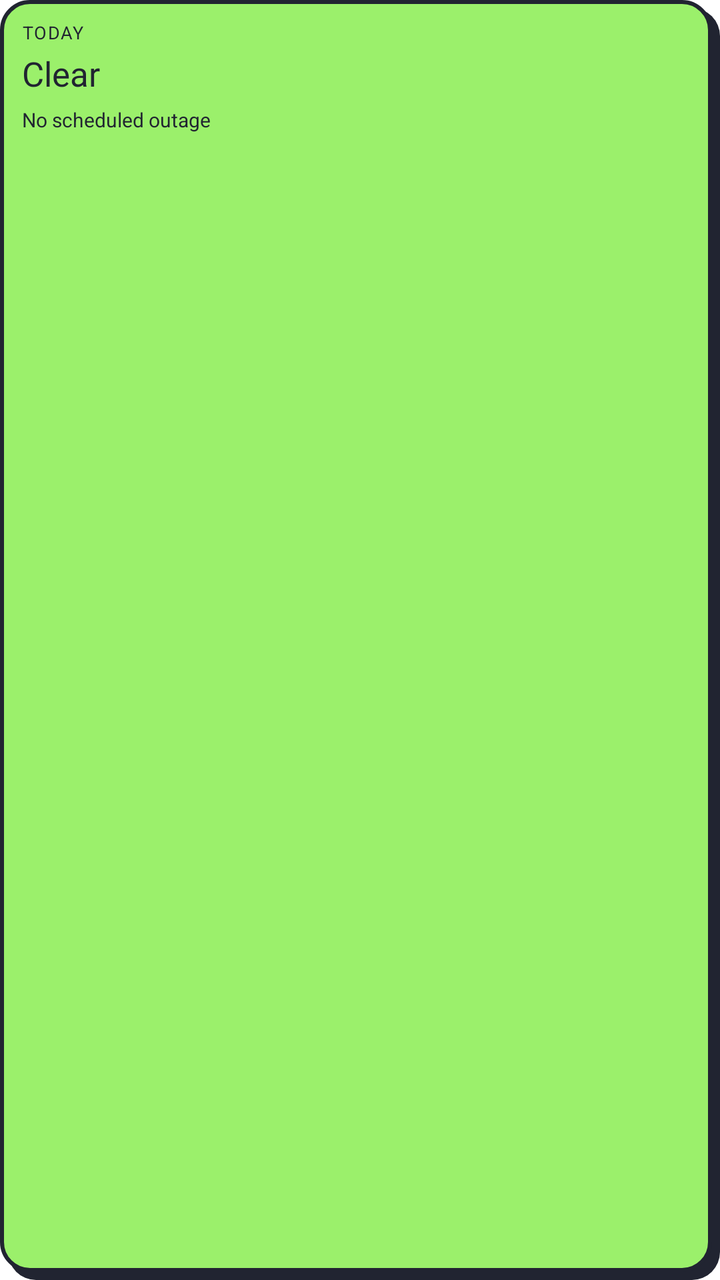
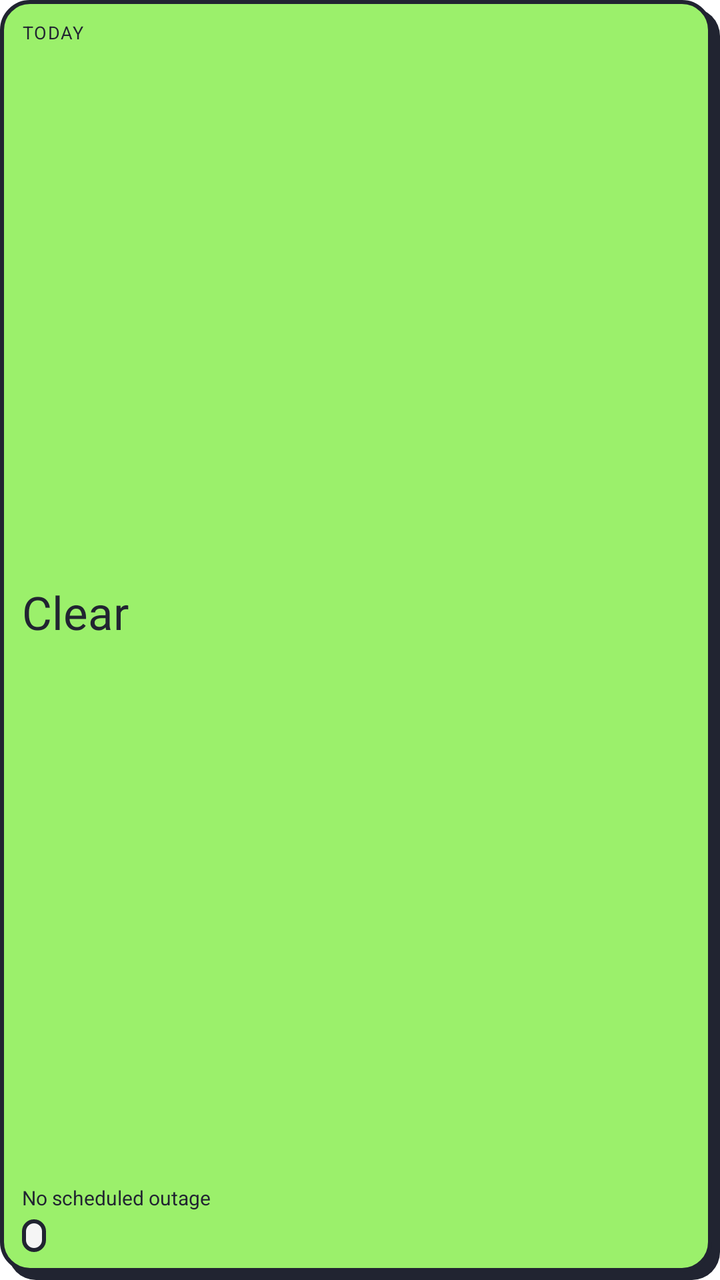

Compare the two renders of this Android layout. The source of the first and the diff that turns it into the second are given below.
<!-- AndroidManifest.xml: fallback theme Theme.MaterialComponents.DayNight.NoActionBar -->
<!-- res/layout/pawer_widget.xml -->
<?xml version="1.0" encoding="utf-8"?>
<LinearLayout xmlns:android="http://schemas.android.com/apk/res/android"
  android:id="@+id/pawer_root"
  android:layout_width="match_parent"
  android:layout_height="match_parent"
  android:orientation="vertical"
  android:paddingLeft="11dp"
  android:paddingTop="10dp"
  android:paddingRight="15dp"
  android:paddingBottom="14dp"
  android:background="@drawable/pawer_bg_clear">

  <TextView
    android:id="@+id/pawer_tag"
    android:layout_width="match_parent"
    android:layout_height="wrap_content"
    android:textSize="9sp"
    android:letterSpacing="0.06"
    android:textColor="@color/pawer_ink"
    android:maxLines="1"
    android:autoSizeTextType="uniform"
    android:autoSizeMinTextSize="7sp"
    android:autoSizeMaxTextSize="10sp"
    android:text="TODAY" />

  
  <TextView
    android:id="@+id/pawer_display"
    android:layout_width="match_parent"
    android:layout_height="wrap_content"
    android:layout_marginTop="3dp"
    android:textSize="17sp"
    android:fontFamily="@font/getai_black"
    android:textColor="@color/pawer_ink"
    android:maxLines="2"
    android:lineSpacingMultiplier="0.95"
    android:autoSizeTextType="uniform"
    android:autoSizeMinTextSize="12sp"
    android:autoSizeMaxTextSize="23sp"
    android:text="Clear" />

  
  <Chronometer
    android:id="@+id/pawer_countdown"
    android:layout_width="match_parent"
    android:layout_height="wrap_content"
    android:layout_marginTop="3dp"
    android:textSize="20sp"
    android:fontFamily="@font/getai_black"
    android:textColor="@color/pawer_ink"
    android:maxLines="1"
    android:visibility="gone" />

  <TextView
    android:id="@+id/pawer_line3"
    android:layout_width="match_parent"
    android:layout_height="wrap_content"
    android:layout_marginTop="5dp"
    android:textSize="10sp"
    android:textColor="@color/pawer_ink"
    android:maxLines="2"
    android:lineSpacingMultiplier="1.0"
    android:autoSizeTextType="uniform"
    android:autoSizeMinTextSize="8sp"
    android:autoSizeMaxTextSize="12sp"
    android:text="No scheduled outage" />

  <TextView
    android:id="@+id/pawer_line4"
    android:layout_width="match_parent"
    android:layout_height="wrap_content"
    android:layout_marginTop="3dp"
    android:textSize="9sp"
    android:textColor="@color/pawer_slate"
    android:maxLines="2"
    android:autoSizeTextType="uniform"
    android:autoSizeMinTextSize="7sp"
    android:autoSizeMaxTextSize="10sp"
    android:text="" />
</LinearLayout>
<!-- resources referenced by this layout -->
<resources>
  <color name="pawer_ink">#212431</color>
  <color name="pawer_slate">#4F5D75</color>
  <!-- drawable pawer_bg_clear (drawable) -->
  <?xml version="1.0" encoding="utf-8"?>
  <layer-list xmlns:android="http://schemas.android.com/apk/res/android">
    <item android:left="4dp" android:top="4dp">
      <shape android:shape="rectangle">
        <solid android:color="@color/pawer_ink" />
        <corners android:radius="14dp" />
      </shape>
    </item>
    <item android:right="4dp" android:bottom="4dp">
      <shape android:shape="rectangle">
        <solid android:color="#9BF06B" />
        <stroke android:width="2dp" android:color="@color/pawer_ink" />
        <corners android:radius="14dp" />
      </shape>
    </item>
  </layer-list>
</resources>

<!-- the commit's change to res/layout/pawer_widget.xml (unified diff, before → after) -->
@@ -27,7 +27,9 @@
   <TextView
     android:id="@+id/pawer_display"
     android:layout_width="match_parent"
-    android:layout_height="wrap_content"
+    android:layout_height="0dp"
+    android:layout_weight="1"
+    android:gravity="center_vertical"
     android:layout_marginTop="3dp"
     android:textSize="17sp"
     android:fontFamily="@font/getai_black"
@@ -43,7 +45,9 @@
   <Chronometer
     android:id="@+id/pawer_countdown"
     android:layout_width="match_parent"
-    android:layout_height="wrap_content"
+    android:layout_height="0dp"
+    android:layout_weight="1"
+    android:gravity="center_vertical"
     android:layout_marginTop="3dp"
     android:textSize="20sp"
     android:fontFamily="@font/getai_black"
@@ -58,23 +62,27 @@
     android:layout_marginTop="5dp"
     android:textSize="10sp"
     android:textColor="@color/pawer_ink"
-    android:maxLines="2"
-    android:lineSpacingMultiplier="1.0"
+    android:maxLines="1"
     android:autoSizeTextType="uniform"
-    android:autoSizeMinTextSize="8sp"
+    android:autoSizeMinTextSize="7sp"
     android:autoSizeMaxTextSize="12sp"
     android:text="No scheduled outage" />
 
   <TextView
     android:id="@+id/pawer_line4"
-    android:layout_width="match_parent"
+    android:layout_width="wrap_content"
     android:layout_height="wrap_content"
-    android:layout_marginTop="3dp"
+    android:layout_marginTop="4dp"
+    android:background="@drawable/pawer_pill"
+    android:paddingLeft="6dp"
+    android:paddingRight="6dp"
+    android:paddingTop="2dp"
+    android:paddingBottom="2dp"
     android:textSize="9sp"
-    android:textColor="@color/pawer_slate"
-    android:maxLines="2"
+    android:textColor="@color/pawer_ink"
+    android:maxLines="1"
     android:autoSizeTextType="uniform"
-    android:autoSizeMinTextSize="7sp"
+    android:autoSizeMinTextSize="6sp"
     android:autoSizeMaxTextSize="10sp"
     android:text="" />
 </LinearLayout>
<!-- resource entries referenced after the edit -->
@@ -1,7 +1,6 @@
 <!-- resources referenced by this layout -->
 <resources>
   <color name="pawer_ink">#212431</color>
-  <color name="pawer_slate">#4F5D75</color>
   <!-- drawable pawer_bg_clear (drawable) -->
   <?xml version="1.0" encoding="utf-8"?>
   <layer-list xmlns:android="http://schemas.android.com/apk/res/android">
@@ -19,5 +18,13 @@
       </shape>
     </item>
   </layer-list>
+  <!-- drawable pawer_pill (drawable) -->
+  <?xml version="1.0" encoding="utf-8"?>
+  <shape xmlns:android="http://schemas.android.com/apk/res/android" android:shape="rectangle">
+    <solid android:color="@color/pawer_ground" />
+    <stroke android:width="2dp" android:color="@color/pawer_ink" />
+    <corners android:radius="9dp" />
+  </shape>
+  <color name="pawer_ground">#F5F5F5</color>
 </resources>
 
